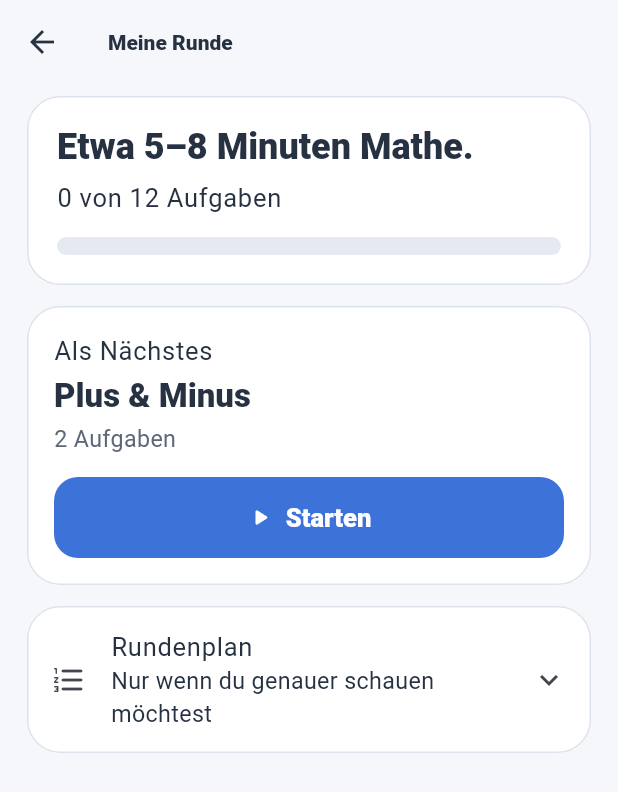
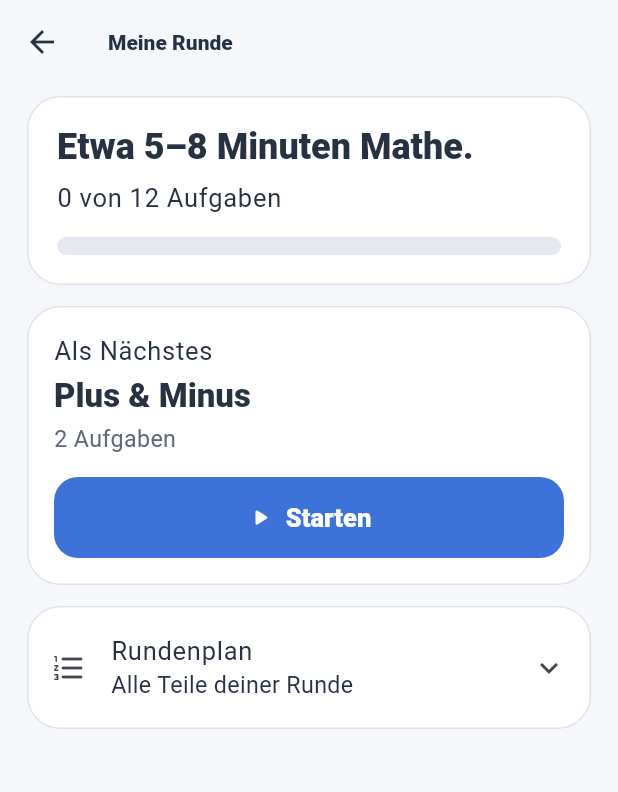
Before and after one commit to md-kks/Rechenblitz, a Flutter app: the MyRoundScreen screen opened directly with empty values, on a phone screen of 412 x 824 dp. Shown: the top 792 px of the screen. Run offline on Flutter 3.47's test engine with Material 3 defaults, Android fonts, the phone set to English and light mode, and no system bars; our stand-ins replace camera, flutter_tts, qr_flutter, shared_preferences; missing offline and left inert: flutter_zxing; accounts and stored records are empty.

Commit message:
design: simplify my round cards

```diff
--- a/lib/screens/my_round_screen.dart
+++ b/lib/screens/my_round_screen.dart
@@ -2,7 +2,6 @@ import 'package:flutter/material.dart';
 
 import '../models/error_diagnosis.dart';
 import '../models/learning_path.dart';
-import '../models/micro_competency.dart';
 import '../models/training.dart';
 import '../services/app_controller.dart';
 import 'curriculum_training_screen.dart';
@@ -166,12 +165,12 @@ class _MyRoundScreenState extends State<MyRoundScreen> {
                   crossAxisAlignment: CrossAxisAlignment.stretch,
                   children: [
                     Text(
-                      'Rechenschritt kurz festigen',
+                      'Kurz üben',
                       style: Theme.of(context).textTheme.titleLarge,
                     ),
                     const SizedBox(height: 8),
                     Text(
-                      '„${stepRecovery.label}“ übst du jetzt in drei kurzen Aufgaben.',
+                      'Wir schauen uns „${stepRecovery.label}“ in drei kurzen Aufgaben an.',
                     ),
                     const SizedBox(height: 14),
                     FilledButton.icon(
@@ -194,7 +193,7 @@ class _MyRoundScreenState extends State<MyRoundScreen> {
                         }
                       },
                       icon: const Icon(Icons.play_arrow_rounded),
-                      label: const Text('3 Aufgaben starten'),
+                      label: const Text('Los geht’s'),
                     ),
                   ],
                 ),
@@ -209,16 +208,14 @@ class _MyRoundScreenState extends State<MyRoundScreen> {
                   crossAxisAlignment: CrossAxisAlignment.stretch,
                   children: [
                     Text(
-                      reviewOnly
-                          ? 'Kurze Kontrolle fällig'
-                          : 'Knacknuss zuerst',
+                      reviewOnly ? 'Kurz nochmal' : 'Knacknuss',
                       style: Theme.of(context).textTheme.titleLarge,
                     ),
                     const SizedBox(height: 8),
                     Text(
                       reviewOnly
-                          ? 'Zwei Aufgaben prüfen, ob „${remediation.pattern.label}“ jetzt sicher sitzt.'
-                          : '„${remediation.pattern.label}“ übst du zuerst mit passender Hilfe.',
+                          ? 'Zwei Aufgaben zeigen, ob „${remediation.pattern.label}“ schon sicher klappt.'
+                          : 'Wir üben „${remediation.pattern.label}“ zuerst mit Hilfe.',
                     ),
                     const SizedBox(height: 14),
                     FilledButton.icon(
@@ -241,7 +238,7 @@ class _MyRoundScreenState extends State<MyRoundScreen> {
                       },
                       icon: const Icon(Icons.play_arrow_rounded),
                       label: Text(
-                        reviewOnly ? 'Kontrolle starten' : 'Übung starten',
+                        reviewOnly ? '2 Aufgaben starten' : 'Knacknuss üben',
                       ),
                     ),
                   ],
@@ -267,14 +264,6 @@ class _MyRoundScreenState extends State<MyRoundScreen> {
                     ),
                     const SizedBox(height: 6),
                     Text('${nextSegment.tasks} Aufgaben'),
-                    if (nextSegment.targetCompetency != null) ...[
-                      const SizedBox(height: 4),
-                      Text(
-                        MicroCompetencyCatalog.definition(
-                          nextSegment.targetCompetency!,
-                        ).label,
-                      ),
-                    ],
                     const SizedBox(height: 14),
                     FilledButton.icon(
                       key: const ValueKey('round-next-button'),
@@ -294,7 +283,7 @@ class _MyRoundScreenState extends State<MyRoundScreen> {
                 key: const ValueKey('round-plan-expansion'),
                 leading: const Icon(Icons.format_list_numbered_rounded),
                 title: const Text('Rundenplan'),
-                subtitle: const Text('Nur wenn du genauer schauen möchtest'),
+                subtitle: const Text('Alle Teile deiner Runde'),
                 children: [
                   for (var index = 0; index < plan.length; index++)
                     ListTile(
```
Also changed, not shown: 1 other file.
